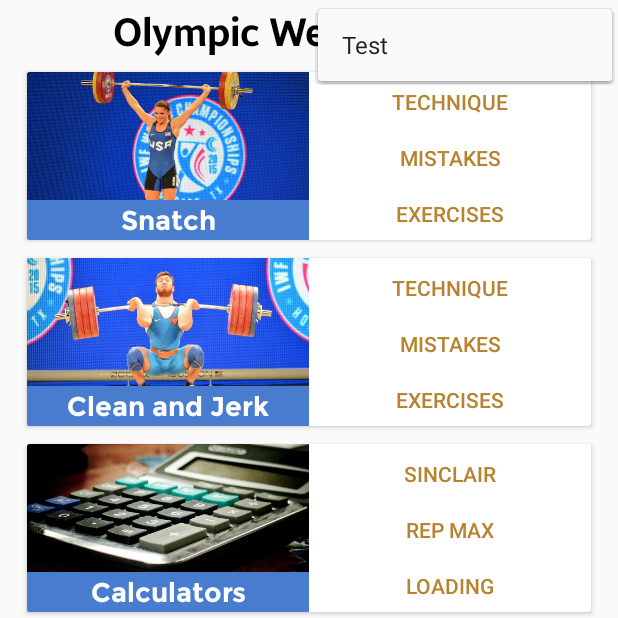
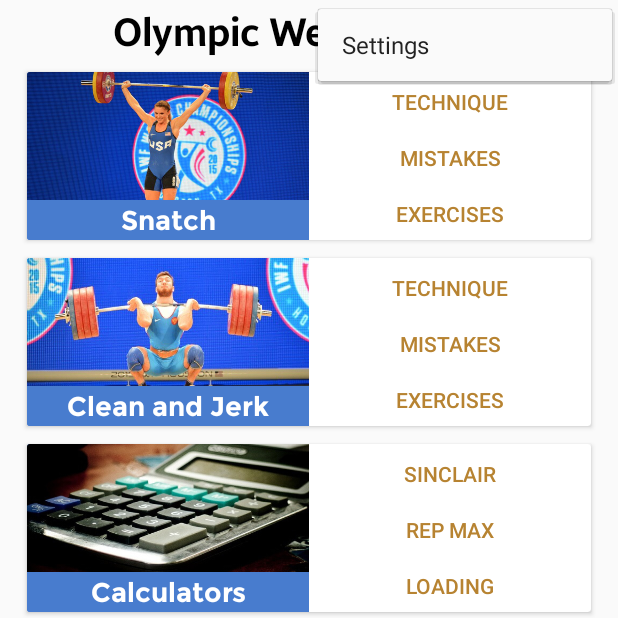
Before and after one commit to vangy1/OlympicWeightlifting, an Android app: the screen it shows after launch (MainActivity), with the options menu open, on a phone screen of 412 x 824 dp, the top half of it. Run offline under Robolectric (Android 15) with nearby library versions, the phone set to English and light mode, and no system bars; our stand-ins replace ButterKnife.

Commit message:
Add settings dialog

```diff
--- a/app/src/main/java/com/olympicweightlifting/mainpage/FeatureCardsAdapter.java
+++ b/app/src/main/java/com/olympicweightlifting/mainpage/FeatureCardsAdapter.java
@@ -22,24 +22,10 @@ public class FeatureCardsAdapter extends RecyclerView.Adapter<FeatureCardsAdapte
     private Context activityContext;
     private Typeface montserratTypeface;
 
-    public static class ViewHolder extends RecyclerView.ViewHolder {
-        @BindView(R.id.feature_name)
-        TextView featureName;
-        @BindView(R.id.feature_image)
-        ImageView featureImage;
-        @BindView(R.id.feature_shortcuts_layout)
-        LinearLayout buttonsLayout;
-
-        public ViewHolder(CardView cardView) {
-            super(cardView);
-            ButterKnife.bind(this, itemView);
-        }
-    }
-
     public FeatureCardsAdapter(FeatureDataset[] featureDatasets, Context activityContext) {
         this.featureDatasets = featureDatasets;
         this.activityContext = activityContext;
-        montserratTypeface = Typeface.createFromAsset(activityContext.getAssets(), "Montserrat-Bold.ttf");
+        montserratTypeface = Typeface.createFromAsset(activityContext.getAssets(), activityContext.getString(R.string.font_path_montserrat_bold));
     }
 
     @Override
@@ -92,4 +78,18 @@ public class FeatureCardsAdapter extends RecyclerView.Adapter<FeatureCardsAdapte
             viewHolder.buttonsLayout.addView(button);
         }
     }
+
+    public static class ViewHolder extends RecyclerView.ViewHolder {
+        @BindView(R.id.feature_name)
+        TextView featureName;
+        @BindView(R.id.feature_image)
+        ImageView featureImage;
+        @BindView(R.id.feature_shortcuts_layout)
+        LinearLayout buttonsLayout;
+
+        public ViewHolder(CardView cardView) {
+            super(cardView);
+            ButterKnife.bind(this, cardView);
+        }
+    }
 }
--- a/app/src/main/java/com/olympicweightlifting/mainpage/MainActivity.java
+++ b/app/src/main/java/com/olympicweightlifting/mainpage/MainActivity.java
@@ -8,6 +8,7 @@ import android.support.v7.widget.LinearLayoutManager;
 import android.support.v7.widget.RecyclerView;
 import android.support.v7.widget.Toolbar;
 import android.view.Menu;
+import android.view.MenuItem;
 import android.widget.TextView;
 
 import com.olympicweightlifting.R;
@@ -22,9 +23,6 @@ public class MainActivity extends AppCompatActivity {
     RecyclerView recyclerView;
     @BindView(R.id.toolbar_title)
     TextView toolbarTitle;
-
-    private RecyclerView.Adapter recyclerViewAdapter;
-    private RecyclerView.LayoutManager recyclerViewLayoutManager;
 
 
     @Override
@@ -43,17 +41,24 @@ public class MainActivity extends AppCompatActivity {
         return super.onCreateOptionsMenu(menu);
     }
 
+    @Override
+    public boolean onOptionsItemSelected(MenuItem item) {
+        if (item.getItemId() == R.id.settings) {
+            showSettingsDialog();
+        }
+
+        return super.onOptionsItemSelected(item);
+    }
+
     private void setupToolbar() {
         setSupportActionBar(toolbar);
         getSupportActionBar().setDisplayShowTitleEnabled(false);
-        Typeface samsungSansBold = Typeface.createFromAsset(getAssets(), "SamsungSans-Bold.ttf");
-        toolbarTitle.setTypeface(samsungSansBold);
+        toolbarTitle.setTypeface(Typeface.createFromAsset(getAssets(), getString(R.string.font_path_samsung_sans_bold)));
     }
 
     private void setupRecyclerView() {
         recyclerView.setHasFixedSize(true);
-        recyclerViewLayoutManager = new LinearLayoutManager(this);
-        recyclerView.setLayoutManager(recyclerViewLayoutManager);
+        recyclerView.setLayoutManager(new LinearLayoutManager(this));
 
         setupAndPopulateRecyclerAdapter();
     }
@@ -68,7 +73,12 @@ public class MainActivity extends AppCompatActivity {
         FeatureDataset trackingDataset = new FeatureDataset(resources.getString(R.string.tracking), resources.getStringArray(R.array.tracking_shortcuts), R.drawable.feature_image_tracking);
         FeatureDataset recordsDataset = new FeatureDataset(resources.getString(R.string.records), resources.getStringArray(R.array.records_shortcuts), R.drawable.feature_image_records);
 
-        recyclerViewAdapter = new FeatureCardsAdapter(new FeatureDataset[]{snatchDataset, cajDataset, calculatorsDataset, programsDataset, trackingDataset, recordsDataset}, this);
+        RecyclerView.Adapter recyclerViewAdapter = new FeatureCardsAdapter(new FeatureDataset[]{snatchDataset, cajDataset, calculatorsDataset, programsDataset, trackingDataset, recordsDataset}, this);
         recyclerView.setAdapter(recyclerViewAdapter);
     }
+
+    private void showSettingsDialog() {
+        SettingsDialog settingsDialog = new SettingsDialog();
+        settingsDialog.show(getFragmentManager(), getString(R.string.settings_dialog_fragment_tag));
+    }
 }
--- a/app/src/main/res/menu/menu_home.xml
+++ b/app/src/main/res/menu/menu_home.xml
@@ -1,5 +1,10 @@
-<?xml version="1.0" encoding="utf-8"?>
-<menu xmlns:android="http://schemas.android.com/apk/res/android">
-    <item android:title="Test">Test</item>
-
+<menu xmlns:android="http://schemas.android.com/apk/res/android"
+    xmlns:app="http://schemas.android.com/apk/res-auto"
+    xmlns:tools="http://schemas.android.com/tools"
+    tools:context="com.olympicweightliftingpro.MainActivity">
+    <item
+        android:id="@+id/settings"
+        android:orderInCategory="100"
+        android:title="Settings"
+        app:showAsAction="never" />
 </menu>
--- a/app/src/main/res/values/strings.xml
+++ b/app/src/main/res/values/strings.xml
@@ -1,9 +1,19 @@
 <resources>
     <string name="app_name">Olympic Weightlifting</string>
+
+    <string name="font_path_samsung_sans_bold">SamsungSans-Bold.ttf</string>
+    <string name="font_path_montserrat_bold">Montserrat-Bold.ttf</string>
+
     <string name="snatch">Snatch</string>
     <string name="caj">Clean and Jerk</string>
     <string name="calculators">Calculators</string>
     <string name="programs">Programs</string>
     <string name="tracking">Tracking</string>
     <string name="records">Records</string>
+
+    <string name="settings_dialog_fragment_tag">settings</string>
+    <string name="settings_dark_theme">dark_theme</string>
+    <string name="settings_units">units</string>
+    <string name="settings_shared_preferences_id">settings</string>
+    <string name="settings_positive_button_text">Save</string>
 </resources>
```
Also changed, not shown: app/src/main/java/com/olympicweightlifting/mainpage/SettingsDialog.java (added, +68 -0 lines), app/src/main/res/layout/dialog_settings.xml (added, +75 -0 lines).
